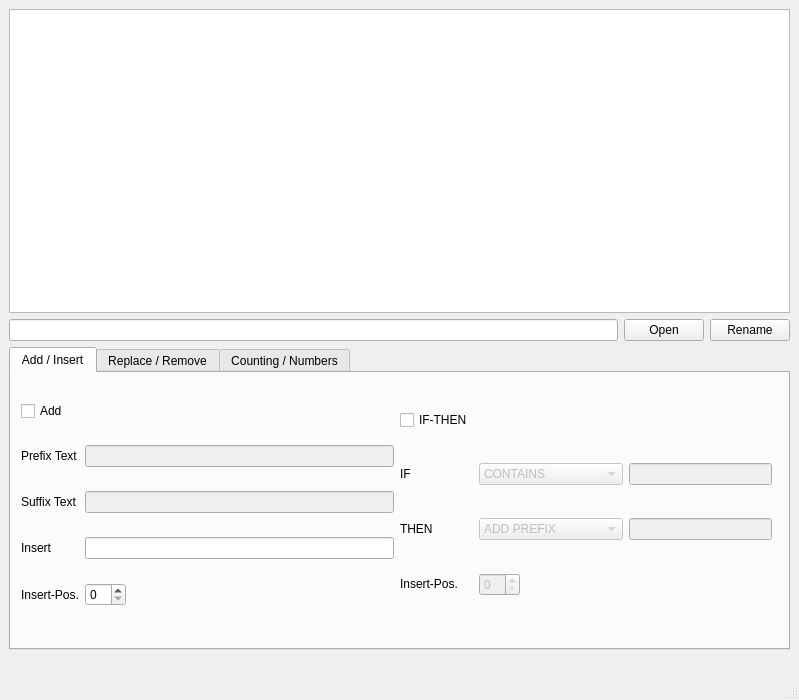
The window that mainwindow.ui (Addi90/ARenamerTool) describes before a commit, drawn with Qt 5.
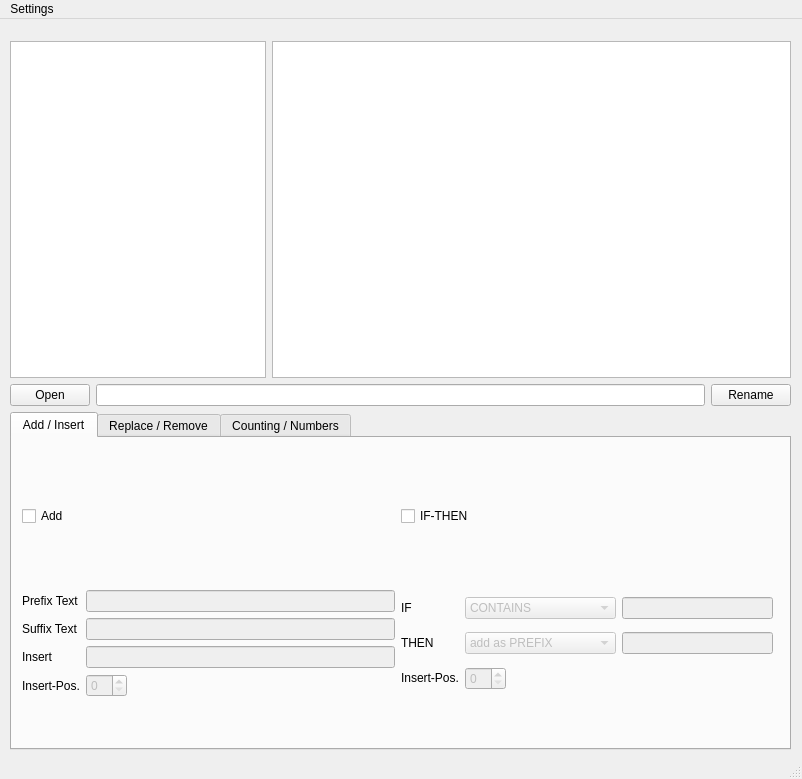
The same window after the commit.

Commit message: redone gui, added dir-view, IfThenModifier funct.

What changed in the file:
```diff
--- a/mainwindow.ui
+++ b/mainwindow.ui
@@ -6,8 +6,8 @@
    <rect>
     <x>0</x>
     <y>0</y>
-    <width>799</width>
-    <height>700</height>
+    <width>802</width>
+    <height>779</height>
    </rect>
   </property>
   <property name="windowTitle">
@@ -17,25 +17,35 @@
    <widget class="QWidget" name="verticalLayoutWidget">
     <property name="geometry">
      <rect>
-      <x>9</x>
-      <y>9</y>
+      <x>10</x>
+      <y>20</y>
       <width>781</width>
-      <height>641</height>
+      <height>711</height>
      </rect>
     </property>
     <layout class="QVBoxLayout" name="verticalLayout">
+     <property name="topMargin">
+      <number>1</number>
+     </property>
      <item>
+      <layout class="QFormLayout" name="formLayout">
+       <property name="topMargin">
+        <number>1</number>
+       </property>
+       <item row="0" column="1">
       <widget class="QTreeView" name="treeView">
        <property name="selectionMode">
         <enum>QAbstractItemView::MultiSelection</enum>
        </property>
       </widget>
      </item>
-     <item>
-      <layout class="QHBoxLayout" name="horizontalLayout">
-       <item>
-        <widget class="QLineEdit" name="lineEdit"/>
+       <item row="0" column="0">
+        <widget class="QTreeView" name="treeView_2"/>
        </item>
+      </layout>
+     </item>
+     <item>
+      <layout class="QHBoxLayout" name="horizontalLayout_11">
        <item>
         <widget class="QPushButton" name="pushButton">
          <property name="text">
@@ -43,6 +53,9 @@
          </property>
         </widget>
        </item>
+       <item>
+        <widget class="QLineEdit" name="lineEdit"/>
+       </item>
        <item>
         <widget class="QPushButton" name="pushButton_2">
          <property name="text">
@@ -54,6 +67,12 @@
      </item>
      <item>
       <widget class="QTabWidget" name="tabWidget">
+       <property name="sizePolicy">
+        <sizepolicy hsizetype="Expanding" vsizetype="MinimumExpanding">
+         <horstretch>0</horstretch>
+         <verstretch>0</verstretch>
+        </sizepolicy>
+       </property>
        <property name="currentIndex">
         <number>0</number>
        </property>
@@ -67,17 +86,67 @@
            <x>10</x>
            <y>10</y>
            <width>751</width>
-           <height>241</height>
+           <height>249</height>
           </rect>
          </property>
+         <layout class="QVBoxLayout" name="verticalLayout_6">
+          <property name="leftMargin">
+           <number>0</number>
+          </property>
+          <property name="topMargin">
+           <number>0</number>
+          </property>
+          <property name="rightMargin">
+           <number>0</number>
+          </property>
+          <property name="bottomMargin">
+           <number>0</number>
+          </property>
+          <item>
+           <layout class="QHBoxLayout" name="horizontalLayout_7">
+            <item>
+             <widget class="QCheckBox" name="checkBox">
+              <property name="sizePolicy">
+               <sizepolicy hsizetype="Minimum" vsizetype="Fixed">
+                <horstretch>0</horstretch>
+                <verstretch>0</verstretch>
+               </sizepolicy>
+              </property>
+              <property name="text">
+               <string>Add</string>
+              </property>
+             </widget>
+            </item>
+            <item>
+             <widget class="QCheckBox" name="checkBox_6">
+              <property name="sizePolicy">
+               <sizepolicy hsizetype="Minimum" vsizetype="Minimum">
+                <horstretch>0</horstretch>
+                <verstretch>0</verstretch>
+               </sizepolicy>
+              </property>
+              <property name="text">
+               <string>IF-THEN</string>
+              </property>
+             </widget>
+            </item>
+           </layout>
+          </item>
+          <item>
          <layout class="QHBoxLayout" name="horizontalLayout_5">
           <item>
            <layout class="QGridLayout" name="gridLayout">
+              <property name="rightMargin">
+               <number>0</number>
+              </property>
             <item row="1" column="2">
              <widget class="QLineEdit" name="lineEdit_2">
               <property name="enabled">
                <bool>false</bool>
               </property>
+                <property name="alignment">
+                 <set>Qt::AlignCenter</set>
+                </property>
              </widget>
             </item>
             <item row="1" column="0">
@@ -101,15 +170,15 @@
               </property>
              </widget>
             </item>
-            <item row="0" column="0">
-             <widget class="QCheckBox" name="checkBox">
-              <property name="text">
-               <string>Add</string>
-              </property>
-             </widget>
-            </item>
             <item row="3" column="2">
-             <widget class="QLineEdit" name="lineEdit_8"/>
+               <widget class="QLineEdit" name="lineEdit_8">
+                <property name="enabled">
+                 <bool>false</bool>
+                </property>
+                <property name="alignment">
+                 <set>Qt::AlignCenter</set>
+                </property>
+               </widget>
             </item>
             <item row="4" column="0">
              <widget class="QLabel" name="label_11">
@@ -123,10 +192,16 @@
               <property name="enabled">
                <bool>false</bool>
               </property>
+                <property name="alignment">
+                 <set>Qt::AlignCenter</set>
+                </property>
              </widget>
             </item>
             <item row="4" column="2">
              <widget class="QSpinBox" name="spinBox_6">
+                <property name="enabled">
+                 <bool>false</bool>
+                </property>
               <property name="sizePolicy">
                <sizepolicy hsizetype="Fixed" vsizetype="Fixed">
                 <horstretch>0</horstretch>
@@ -139,11 +214,20 @@
           </item>
           <item>
            <layout class="QGridLayout" name="gridLayout_5">
+              <property name="rightMargin">
+               <number>0</number>
+              </property>
             <item row="2" column="2">
              <widget class="QLineEdit" name="lineEdit_7">
               <property name="enabled">
                <bool>false</bool>
               </property>
+                <property name="focusPolicy">
+                 <enum>Qt::StrongFocus</enum>
+                </property>
+                <property name="alignment">
+                 <set>Qt::AlignCenter</set>
+                </property>
              </widget>
             </item>
             <item row="1" column="2">
@@ -151,6 +235,12 @@
               <property name="enabled">
                <bool>false</bool>
               </property>
+                <property name="focusPolicy">
+                 <enum>Qt::StrongFocus</enum>
+                </property>
+                <property name="alignment">
+                 <set>Qt::AlignCenter</set>
+                </property>
              </widget>
             </item>
             <item row="2" column="1">
@@ -166,7 +256,7 @@
               </property>
               <item>
                <property name="text">
-                <string>ADD PREFIX</string>
+                  <string>add as PREFIX</string>
                </property>
               </item>
               <item>
@@ -218,13 +308,6 @@
               </item>
              </widget>
             </item>
-            <item row="0" column="0">
-             <widget class="QCheckBox" name="checkBox_6">
-              <property name="text">
-               <string>IF-THEN</string>
-              </property>
-             </widget>
-            </item>
             <item row="3" column="0">
              <widget class="QLabel" name="label_9">
               <property name="sizePolicy">
@@ -254,6 +337,8 @@
            </layout>
           </item>
          </layout>
+          </item>
+         </layout>
         </widget>
        </widget>
        <widget class="QWidget" name="tab_2">
@@ -500,10 +585,16 @@
     <rect>
      <x>0</x>
      <y>0</y>
-     <width>799</width>
-     <height>25</height>
+     <width>802</width>
+     <height>21</height>
     </rect>
    </property>
+   <widget class="QMenu" name="menuSettings">
+    <property name="title">
+     <string>Settings</string>
+    </property>
+   </widget>
+   <addaction name="menuSettings"/>
   </widget>
   <widget class="QStatusBar" name="statusbar"/>
  </widget>
```
Left out of the diff: 222 changed lines with no effect on the pictures. Lines whose indentation alone changed are shown as unchanged. The commit also changes 9 other files.
